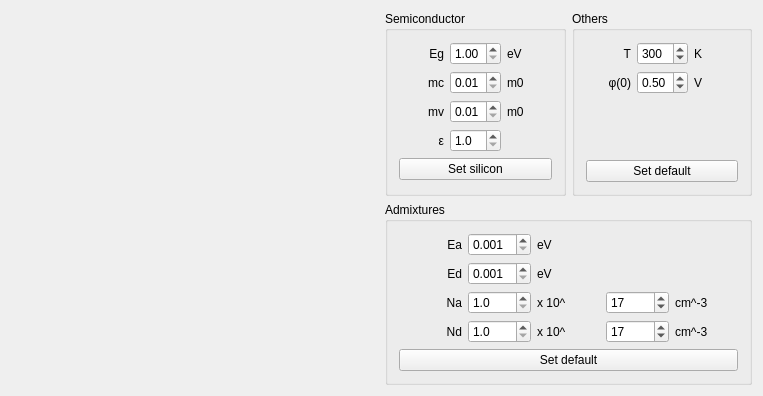
Above: widget.ui from NIA/semiconductor before the change. Below: the same form after it.
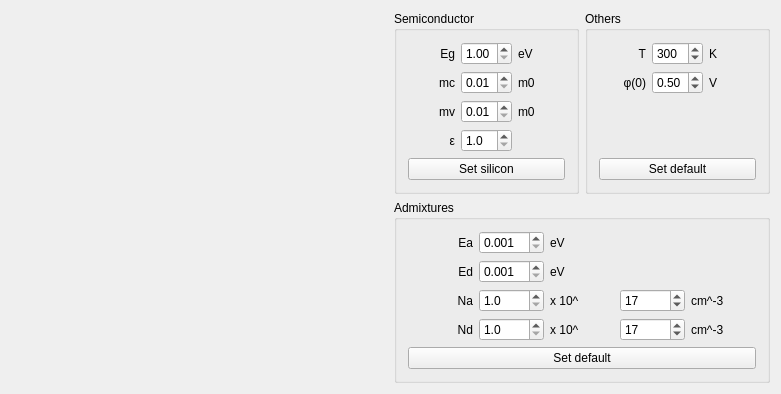
That is the form after the change. Custom widgets are drawn as their Qt base class.

Patch:
```diff
--- a/widget.ui
+++ b/widget.ui
@@ -6,8 +6,8 @@
    <rect>
     <x>0</x>
     <y>0</y>
-    <width>763</width>
-    <height>396</height>
+    <width>781</width>
+    <height>379</height>
    </rect>
   </property>
   <property name="windowTitle">
@@ -178,7 +178,7 @@
              <number>0</number>
             </property>
             <property name="minimum">
-             <double>1.000000000000000</double>
+             <double>100.000000000000000</double>
             </property>
             <property name="maximum">
              <double>999.000000000000000</double>
```
Left out of the diff: 62 changed lines with no effect on the pictures.
